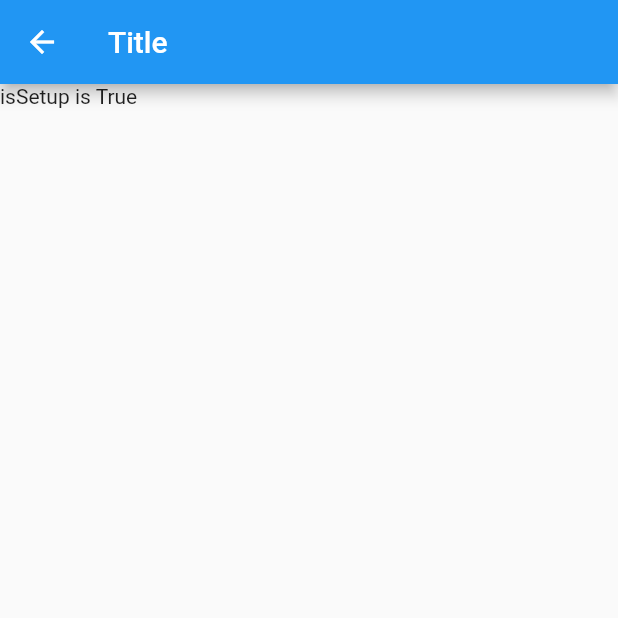
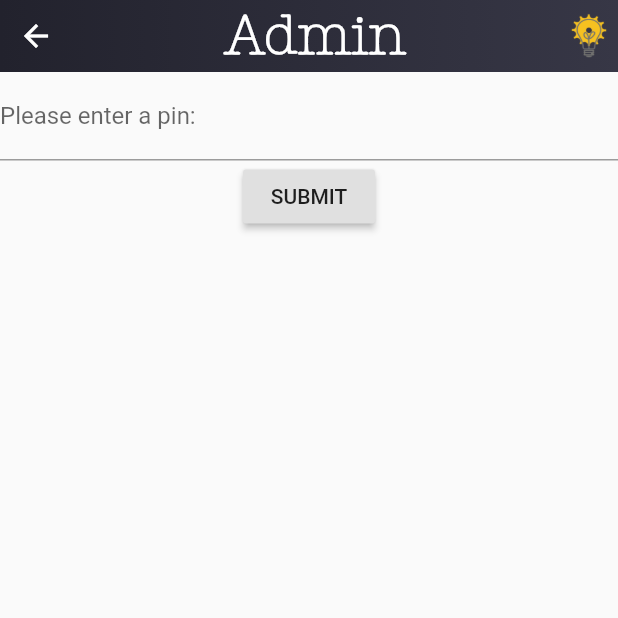
Before and after one commit to colincmcc/iphmenu_flutter, a Flutter app: the LoginPage screen opened directly, on a phone screen of 412 x 824 dp, the top half of it. Run offline on Flutter 3.47's test engine with Material 2 defaults, Android fonts, the phone set to English and light mode, and no system bars; our stand-ins replace fluro, shared_preferences; accounts and stored records are empty; network calls fail; statements that could not run were skipped.

Commit message:
Persistence update.

```diff
--- a/lib/features/admin/LoginPage.dart
+++ b/lib/features/admin/LoginPage.dart
@@ -1,190 +1,102 @@
-// Copyright 2017 The Chromium Authors. All rights reserved.
-// Use of this source code is governed by a BSD-style license that can be
-// found in the LICENSE file.
 import 'dart:async';
-import 'dart:io';
 
+import 'package:flutter/foundation.dart';
 import 'package:flutter/material.dart';
-import 'package:firebase_auth/firebase_auth.dart';
-import 'package:google_sign_in/google_sign_in.dart';
 import 'package:shared_preferences/shared_preferences.dart';
 
+import 'package:iphmenu/features/common/AppBars.dart';
 
-final FirebaseAuth _auth = FirebaseAuth.instance;
-final GoogleSignIn _googleSignIn = new GoogleSignIn();
 
-class LoginPage extends StatefulWidget {
+
+import 'package:iphmenu/Theme.dart' as Theme;
+
+class LoginPage extends StatefulWidget{
   LoginPage({Key key}) : super(key: key);
 
-  @override
-  _LoginPageState createState() => new _LoginPageState();
+  LoginPageState createState() => new LoginPageState();
 }
 
-class _LoginPageState extends State<LoginPage> {
+class LoginPageState extends State<LoginPage>{
   Future<SharedPreferences> _prefs = SharedPreferences.getInstance();
-  Future<bool> _isSetup;
-  Future<bool> _isAdmin;
-  Future<String> _adminUid;
+  final TextEditingController _controller = new TextEditingController();
 
-  Future<String> _message = new Future<String>.value('');
+  var loginScreen;
+  bool isSetup;
 
-/*
 
-  Future<String> _setupGoogleUser() async {
-    final SharedPreferences prefs = await _prefs;
-    final GoogleSignInAccount googleUser = await _googleSignIn.signIn();
-    final GoogleSignInAuthentication googleAuth =
-        await googleUser.authentication;
-    final FirebaseUser user = await _auth.signInWithGoogle(
-      accessToken: googleAuth.accessToken,
-      idToken: googleAuth.idToken,
-    );
-    assert(user.email != null);
-    assert(user.displayName != null);
-    assert(!user.isAnonymous);
-    assert(await user.getIdToken() != null);
-
-    final FirebaseUser currentUser = await _auth.currentUser();
-    assert(user.uid == currentUser.uid);
-
-    _adminUid = prefs.setString("adminUid", user.uid).then((bool success) {
-      return _adminUid;
-    });
-
-    return 'Google Sign-in succeeded for ${user.displayName}.  Admin Mode is turned on.';
-  }
-
-  Future<String> _loginGoogleUser() async {
-    final SharedPreferences prefs = await _prefs;
-    final GoogleSignInAccount googleUser = await _googleSignIn.signIn();
-    final GoogleSignInAuthentication googleAuth =
-        await googleUser.authentication;
-    final FirebaseUser user = await _auth.signInWithGoogle(
-      accessToken: googleAuth.accessToken,
-      idToken: googleAuth.idToken,
-    );
-    assert(user.email != null);
-    assert(user.displayName != null);
-    assert(!user.isAnonymous);
-    assert(await user.getIdToken() != null);
-
-    final FirebaseUser currentUser = await _auth.currentUser();
-    assert(user.uid == currentUser.uid);
-
-    _adminUid = _prefs.then((SharedPreferences prefs) {
-      return (prefs.getString('adminUid'));
-    });
-    if (_adminUid == user.uid) {
-      _loginUser();
-      return 'Google Sign-in succeeded for ${user
-          .displayName}.  Admin Mode is turned on.';
-    }
-  }
-*/
   @override
   void initState() {
     super.initState();
-    _isSetup = _prefs.then((SharedPreferences prefs) {
-      return (prefs.getBool('isSetup')) ?? false;
-    });
-    print (_isSetup.value);
-  }
-
-  // If the user hasn't been setup yet, initiate a new user
-  _setupUser() async {
-    final SharedPreferences prefs = await _prefs;
-
-    return new Column(
-      children: <Widget>[
-        new Text("setup user")
-      ],
-    );
-
-  }
-
-  // Login user
-  _loginUser() async {
-    final SharedPreferences prefs = await _prefs;
-    setState(() {
-      _isAdmin = prefs.setBool("isAdmin", true).then((bool success) {
-        return _isAdmin;
-
+    _prefs.then((SharedPreferences prefs) {
+      setState(() {
+        isSetup = prefs.getBool('isSetup') ?? false;
       });
     });
   }
 
-  // Change the admin Google user
-
-  _changeAdminUser() async {
-    final SharedPreferences prefs = await _prefs;
-    setState(() {
-      _isSetup = prefs.setBool("isSetup", false).then((bool success) {
-        return _isSetup;
-      });
-    });
-  }
   @override
   Widget build(BuildContext context) {
     return new Scaffold(
-      appBar: new AppBar(
-        title: new Text("Title"),
-      ),
+      appBar: new PreferredSize(child: new GradientAppBar("Admin"), preferredSize: const Size.fromHeight(48.0)),
       body: new Column(
-        crossAxisAlignment: CrossAxisAlignment.start,
         children: <Widget>[
-          (_isSetup == false) ? new Text("isSetup is False") : new Text("isSetup is True"),
-          new FutureBuilder<bool>(
-              future: _isSetup,
-              builder: (BuildContext context, AsyncSnapshot<bool> snapshot) {
-                switch (snapshot.connectionState) {
-                  case ConnectionState.waiting:
-                    return const CircularProgressIndicator();
-                  default:
-                    if (snapshot.hasError)
-                      return new Text('Error: ${snapshot.error}');
-                    else
-                      return (snapshot.data == false) ? new LoginScreen() : new SetupScreen();
-
-                    }
-                }
-              ),
+          (isSetup)? _loginAdmin() : _setupAdmin()
         ],
       ),
     );
   }
-}
 
-class LoginScreen extends StatelessWidget{
+  Widget _setupAdmin(){
 
-  @override
-  Widget build(BuildContext context) {
-    return new Expanded(
-        child: new Column(
-          children: <Widget>[
-            new Text("")
-          ],
-        )
+    return new Column(
+      children: <Widget>[
+        new TextField(
+          controller:  _controller,
+          decoration: new InputDecoration(
+            labelText: "Please enter a pin: ",
+            hintText: '',
+          ),
+        ),
+        new RaisedButton(
+          onPressed: () {
+            showDialog(
+              context: context,
+              builder: (_) => new AlertDialog(
+                title: new Text('What you typed'),
+                content: new Text(_controller.text),
+              ),
+            );
+          },
+          child: new Text('SUBMIT'),
+        ),
+      ],
+    );
+  }
+
+  Widget _loginAdmin() {
+    return new Column(
+      children: <Widget>[
+        new TextField(
+          controller: _controller,
+          decoration: new InputDecoration(
+            labelText: "Enter your pin: ",
+            hintText: 'Your Admin Pin',
+          ),
+        ),
+        new RaisedButton(
+          onPressed: () {
+            showDialog(
+              context: context,
+              builder: (_) =>
+              new AlertDialog(
+                title: new Text('What you typed'),
+                content: new Text(_controller.text),
+              ),
+            );
+          },
+          child: new Text('SUBMIT'),
+        ),
+      ],
     );
   }
 }
-class SetupScreen extends StatelessWidget{
-
-  @override
-  Widget build(BuildContext context) {
-    return new Expanded(
-        child: new Column(
-          children: <Widget>[
-            new Text("To intialize admin features, please sign in with the Google account associated with the admin."),
-            /*
-            new RaisedButton(
-              child: const Text('Sign In'),
-              onPressed: (){
-                _setupUser();
-                print(snapshot.data);
-              },
-            ) */
-          ],
-        )
-    );
-  }
-}
--- a/lib/features/common/AppBars.dart
+++ b/lib/features/common/AppBars.dart
@@ -2,7 +2,7 @@ import 'package:flutter/material.dart';
 import 'package:iphmenu/Theme.dart' as Theme;
 
 import 'package:iphmenu/features/admin/AddLiquorForm.dart';
-import 'package:iphmenu/features/admin/LocalLogin.dart';
+import 'package:iphmenu/features/admin/LoginPage.dart';
 
 final double _kFlexibleSpaceMaxHeight = 256.0;
 final String _kSmallLogoImage = 'assets/img/lightbulb_solo.png';
```
Also changed, not shown: lib/data/PreferenceData.dart (added, +89 -0 lines), lib/features/admin/LocalLogin.dart (+6 -1 lines), pubspec.lock.
